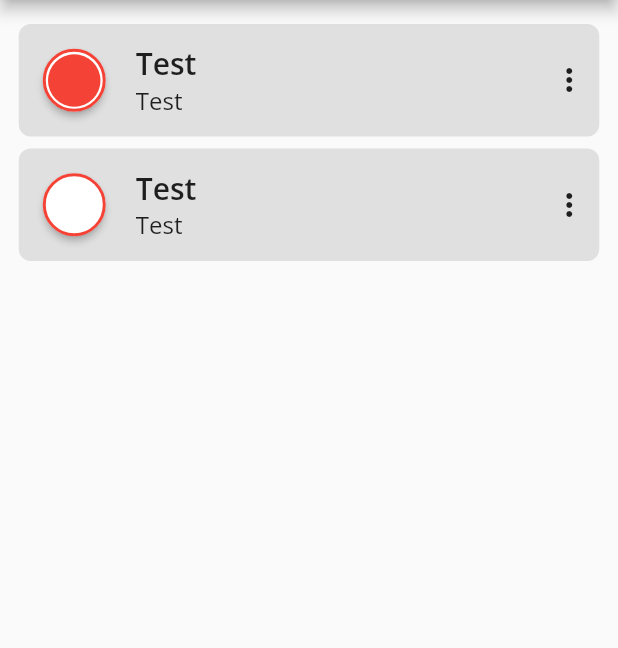
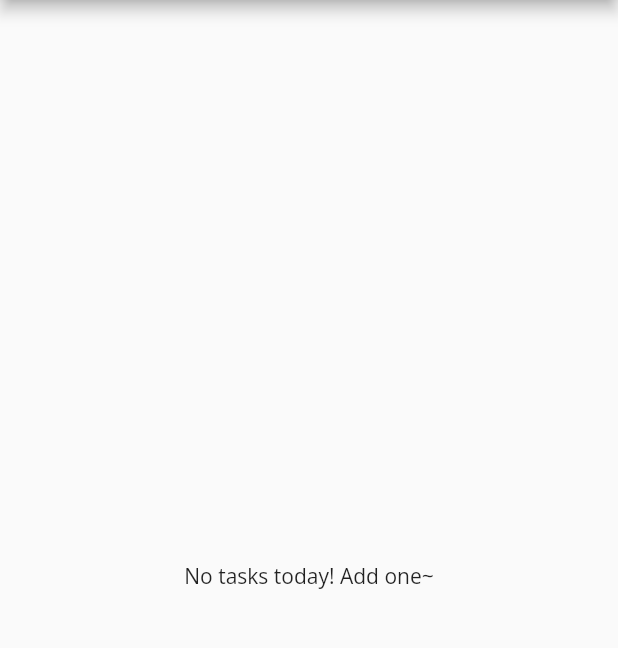
Before and after one commit to chheangg/to-do-flutter, a Flutter app: the screen it shows after launch, on a phone screen of 412 x 824 dp, the part 84-732 px from its top. Run offline on Flutter 3.47's test engine with Material 2 defaults, Android fonts, the phone set to English and light mode, and no system bars.

Commit message:
Integrate TaskListing with TaskManagers state

```diff
--- a/lib/components/task.dart
+++ b/lib/components/task_tile.dart
@@ -1,11 +1,11 @@
 import 'package:flutter/material.dart';
 
-class Task extends StatelessWidget {
+class TaskTile extends StatelessWidget {
   final String title;
   final String description;
   final bool isDone;
 
-  const Task(
+  const TaskTile(
       {super.key,
       required this.title,
       required this.description,
--- a/lib/main.dart
+++ b/lib/main.dart
@@ -1,4 +1,6 @@
 import 'package:flutter/material.dart';
+import 'package:provider/provider.dart';
+import 'package:todo_app/models/task_manager.dart';
 import 'screens/home_screen.dart';
 
 void main() {
@@ -12,11 +14,16 @@ class ToDoApp extends StatelessWidget {
   Widget build(BuildContext context) {
     return MaterialApp(
         title: 'Todo',
-        theme:
-            ThemeData(
-              primaryColor: Colors.red[500],
-              fontFamily: 'Open Sans',
-              ),
-        home: const Home());
+        theme: ThemeData(
+          primaryColor: Colors.red[500],
+          fontFamily: 'Open Sans',
+        ),
+        home: MultiProvider(
+          providers: [
+            ChangeNotifierProvider(create: (_) => TaskManager())
+          ],
+          child: const Home(),
+        ),
+    );
   }
 }
--- a/lib/models/models.dart
+++ b/lib/models/models.dart
@@ -1 +1,2 @@
 export './task.dart';
+export './task_manager.dart';
--- a/lib/screens/home_screen.dart
+++ b/lib/screens/home_screen.dart
@@ -1,6 +1,7 @@
 import 'package:flutter/material.dart';
-
-import '../components/task.dart';
+import 'package:provider/provider.dart';
+import '../models/models.dart';
+import '../components/task_tile.dart';
 import './form_screen.dart';
 
 class Home extends StatefulWidget {
@@ -20,32 +21,43 @@ class _HomeState extends State<Home> {
             backgroundColor: theme.primaryColor,
             title: const Text('Todo App'),
             actions: [
-              IconButton(onPressed: () => {
-                Navigator.push(
-                  context,
-                  MaterialPageRoute(builder: (_) => const FormScreen())
-                )
-              }, icon: const Icon(Icons.add))
+              IconButton(
+                  onPressed: () => {
+                        Navigator.push(
+                            context,
+                            MaterialPageRoute(
+                                builder: (_) => const FormScreen()))
+                      },
+                  icon: const Icon(Icons.add))
             ]),
         body: Container(
-          padding: EdgeInsets.only(top: 16.0),
           width: width,
-          child:
-              Column(crossAxisAlignment: CrossAxisAlignment.center, children: [
-            const Task(
-              title: "Test",
-              description: "Test",
-              isDone: true,
-            ),
-            const SizedBox(
-              height: 8.0,
-            ),
-            const Task(
-              title: "Test",
-              description: "Test",
-              isDone: false,
-            )
-          ]),
+          child: Consumer<TaskManager>(
+            builder: (context, taskManager, child) {
+              final tasks = taskManager.tasks;
+
+              if (tasks.isEmpty) {
+                return const Center(child: Text('No tasks today! Add one~'));
+              }
+
+              return Padding(
+                padding: const EdgeInsets.all(16.0),
+                child: ListView.separated(
+                  itemBuilder: (context, index) {
+                    final task = tasks[index];
+                    return TaskTile(
+                        title: task.name,
+                        description: task.description,
+                        isDone: task.isDone);
+                  },
+                  itemCount: tasks.length,
+                  separatorBuilder: (BuildContext context, int index) {
+                    return const SizedBox(height: 16.0);
+                  },
+                ),
+              );
+            },
+          ),
         ));
   }
 }
--- a/pubspec.yaml
+++ b/pubspec.yaml
@@ -35,6 +35,7 @@ dependencies:
   # The following adds the Cupertino Icons font to your application.
   # Use with the CupertinoIcons class for iOS style icons.
   cupertino_icons: ^1.0.2
+  provider: ^6.0.5
 
 dev_dependencies:
   flutter_test:
```
